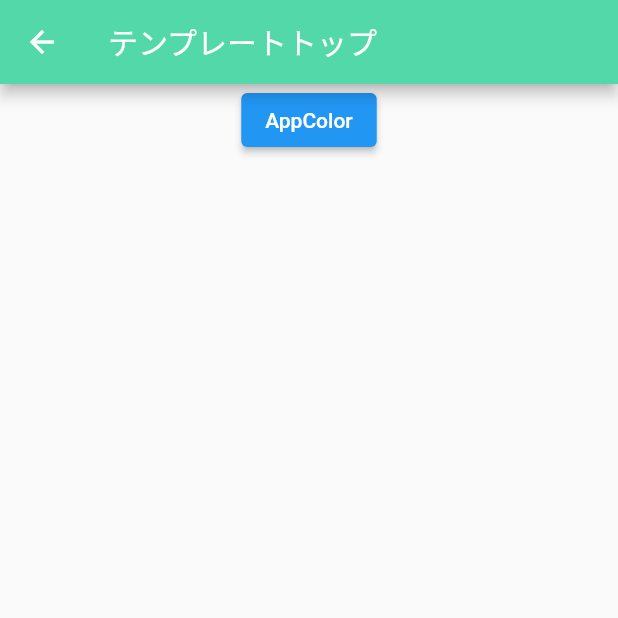
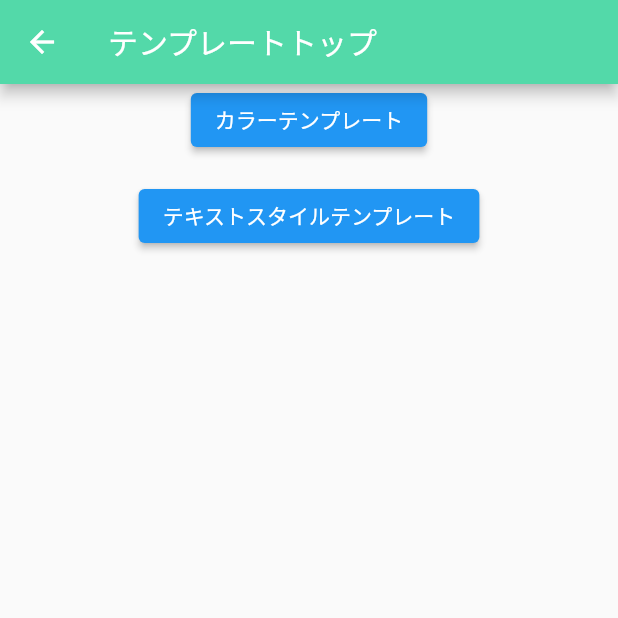
Before and after one commit to mht-ryo-chiba/sweets_app_sample, a Flutter app: the TemplateTop screen opened by its route, on a phone screen of 412 x 824 dp, the top half of it. Run offline on Flutter 3.47's test engine with Material 2 defaults, Android fonts, the phone set to English and light mode, and no system bars; our stand-ins replace get; Roboto replaces fonts that are missing (Noto Sans JP).

Commit message:
テキストスタイルとサンプルページの追加

```diff
--- a/lib/config/app_routes.dart
+++ b/lib/config/app_routes.dart
@@ -3,6 +3,7 @@ import 'package:sweets_app_sample/config/app_config.dart';
 import 'package:sweets_app_sample/model/route_data_model.dart';
 import 'package:sweets_app_sample/ui/pages/top.dart';
 import 'package:sweets_app_sample/ui/templates/app_colors_template.dart';
+import 'package:sweets_app_sample/ui/templates/app_text_styles_template.dart';
 import 'package:sweets_app_sample/ui/templates/template_top.dart';
 
 class AppRoutes {
@@ -24,6 +25,12 @@ class AppRoutes {
       routeName: Pages.appColorsTemplate.routeName,
       isDebug: true,
       widgetBuilder: (BuildContext context) => const AppColorsTemplate(),
+    ),
+    RouteDataModel(
+      pageName: Pages.appTextStyleTemplate.name,
+      routeName: Pages.appTextStyleTemplate.routeName,
+      isDebug: true,
+      widgetBuilder: (BuildContext context) => const AppTextStyleTemplate(),
     ),
   ];
 
@@ -51,6 +58,7 @@ enum Pages {
   top,
   templateTop,
   appColorsTemplate,
+  appTextStyleTemplate,
 }
 
 extension PageNameExtension on Pages {
@@ -58,12 +66,14 @@ extension PageNameExtension on Pages {
     Pages.top: 'トップページ',
     Pages.templateTop: 'テンプレートトップ',
     Pages.appColorsTemplate: 'カラーテンプレート',
+    Pages.appTextStyleTemplate: 'テキストスタイルテンプレート',
   };
 
   static final rootNames = {
     Pages.top: '/top',
     Pages.templateTop: '/templateTop',
-    Pages.appColorsTemplate: '/appColorsTemplate'
+    Pages.appColorsTemplate: '/appColorsTemplate',
+    Pages.appTextStyleTemplate: '/appTextStyleTemplate',
   };
 
   String get routeName => rootNames[this] ?? '';
--- /dev/null
+++ b/lib/ui/atoms/app_size_list.dart
@@ -0,0 +1,6 @@
+class AppSizelist {
+  // text size
+  static const double largeTextSize = 20;
+  static const double mediumTextSize = 16;
+  static const double smallTextSize = 12;
+}
--- a/lib/ui/atoms/app_theme.dart
+++ b/lib/ui/atoms/app_theme.dart
@@ -7,6 +7,7 @@ class AppTheme {
       appBarTheme: const AppBarTheme(
         backgroundColor: AppColors.primary,
       ),
+      fontFamily: 'Noto Sans JP',
       brightness: Brightness.light,
     );
   }
--- a/lib/ui/templates/template_top.dart
+++ b/lib/ui/templates/template_top.dart
@@ -24,9 +24,17 @@ class TemplateTop extends StatelessWidget {
                 onPressed: () {
                   viewModel.toTemplateDetail(Pages.appColorsTemplate.routeName);
                 },
-                child: const Text('AppColor'),
+                child: Text(Pages.appColorsTemplate.name),
               ),
-              const SizedBox(height: 16)
+              const SizedBox(height: 16),
+              ElevatedButton(
+                onPressed: () {
+                  viewModel
+                      .toTemplateDetail(Pages.appTextStyleTemplate.routeName);
+                },
+                child: Text(Pages.appTextStyleTemplate.name),
+              ),
+              const SizedBox(height: 16),
             ],
           ),
         ),
```
Also changed, not shown: lib/ui/atoms/app_text_styles.dart (added, +42 -0 lines), lib/ui/templates/app_text_styles_template.dart (added, +52 -0 lines).
